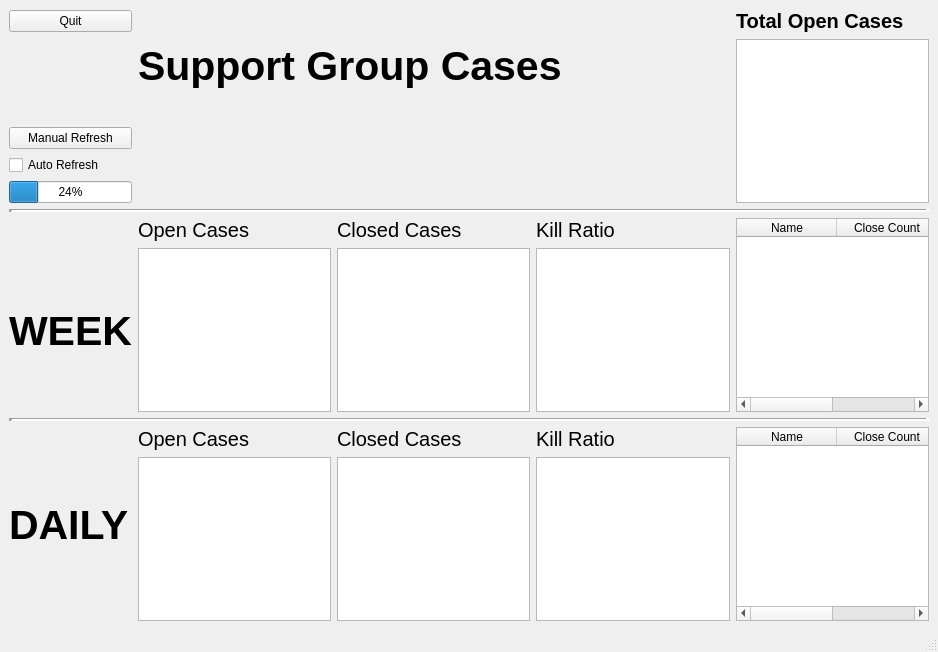
First picture: the form in app_gui.ui, repository apollo1130/Dashboard1_PyQT, before the edit.
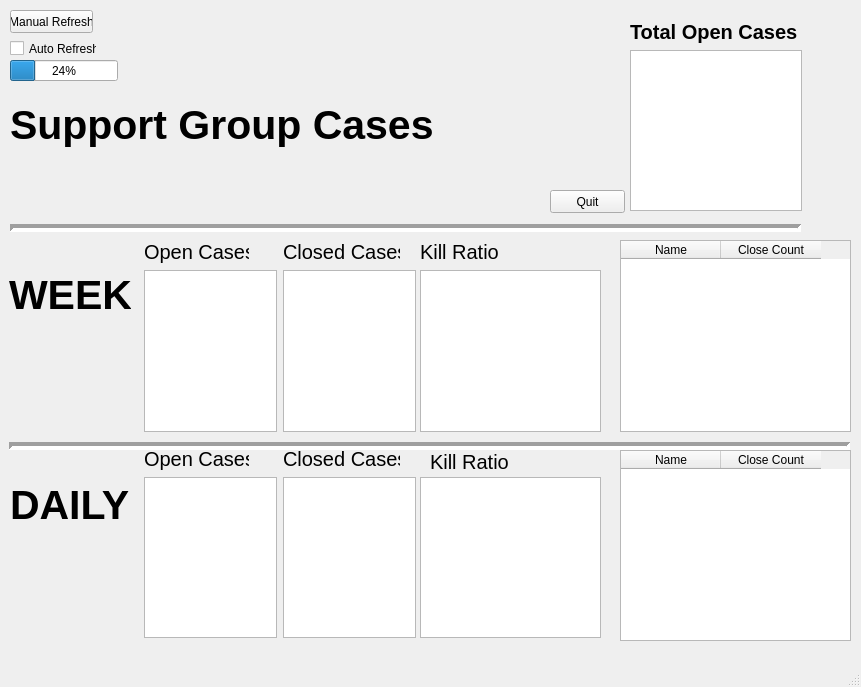
Second picture: the form after the edit.

Commit message:
User stats are written to QT Table Widgets
Both table widgets in the PyQT GUI now fill up
with the user's names and the amount of cases they closed.

It is ordered from most to least.

Next steps are to setup the auto-refresh.

Patch:
```diff
--- a/app_gui.ui
+++ b/app_gui.ui
@@ -6,38 +6,36 @@
    <rect>
     <x>0</x>
     <y>0</y>
-    <width>938</width>
-    <height>652</height>
+    <width>861</width>
+    <height>687</height>
    </rect>
   </property>
   <property name="windowTitle">
    <string>MainWindow</string>
   </property>
   <widget class="QWidget" name="centralwidget">
-   <layout class="QGridLayout" name="gridLayout">
-    <item row="0" column="0">
      <widget class="QPushButton" name="quit_pushButton">
+    <property name="geometry">
+     <rect>
+      <x>550</x>
+      <y>190</y>
+      <width>75</width>
+      <height>23</height>
+     </rect>
+    </property>
       <property name="text">
        <string>Quit</string>
       </property>
      </widget>
-    </item>
-    <item row="0" column="1" rowspan="2" colspan="3">
-     <widget class="QLabel" name="support_group_cases_label">
-      <property name="font">
-       <font>
-        <pointsize>31</pointsize>
-        <weight>75</weight>
-        <bold>true</bold>
-       </font>
-      </property>
-      <property name="text">
-       <string>Support Group Cases</string>
-      </property>
-     </widget>
-    </item>
-    <item row="0" column="4">
      <widget class="QLabel" name="total_open_cases_label">
+    <property name="geometry">
+     <rect>
+      <x>630</x>
+      <y>20</y>
+      <width>172</width>
+      <height>24</height>
+     </rect>
+    </property>
       <property name="font">
        <font>
         <pointsize>15</pointsize>
@@ -49,12 +47,18 @@
        <string>Total Open Cases</string>
       </property>
      </widget>
-    </item>
-    <item row="1" column="4" rowspan="4">
      <widget class="QPlainTextEdit" name="total_open_cases_plainTextEdit">
+    <property name="geometry">
+     <rect>
+      <x>630</x>
+      <y>50</y>
+      <width>172</width>
+      <height>161</height>
+     </rect>
+    </property>
       <property name="font">
        <font>
-        <pointsize>65</pointsize>
+      <pointsize>50</pointsize>
         <weight>75</weight>
         <bold>true</bold>
        </font>
@@ -66,30 +70,15 @@
        <string/>
       </property>
      </widget>
-    </item>
-    <item row="2" column="0">
-     <widget class="QPushButton" name="manual_refresh_pushButton">
-      <property name="text">
-       <string>Manual Refresh</string>
-      </property>
-     </widget>
-    </item>
-    <item row="3" column="0">
-     <widget class="QCheckBox" name="auto_refresh_checkBox">
-      <property name="text">
-       <string>Auto Refresh</string>
-      </property>
-     </widget>
-    </item>
-    <item row="4" column="0">
-     <widget class="QProgressBar" name="auto_refresh_progressBar">
-      <property name="value">
-       <number>24</number>
-      </property>
-     </widget>
-    </item>
-    <item row="5" column="0" colspan="5">
      <widget class="Line" name="line_2">
+    <property name="geometry">
+     <rect>
+      <x>10</x>
+      <y>220</y>
+      <width>791</width>
+      <height>16</height>
+     </rect>
+    </property>
       <property name="font">
        <font>
         <pointsize>12</pointsize>
@@ -104,9 +93,15 @@
        <enum>Qt::Horizontal</enum>
       </property>
      </widget>
-    </item>
-    <item row="6" column="1">
      <widget class="QLabel" name="week_open_cases_label">
+    <property name="geometry">
+     <rect>
+      <x>144</x>
+      <y>240</y>
+      <width>105</width>
+      <height>24</height>
+     </rect>
+    </property>
       <property name="font">
        <font>
         <pointsize>15</pointsize>
@@ -116,9 +111,15 @@
        <string>Open Cases</string>
       </property>
      </widget>
-    </item>
-    <item row="6" column="2">
      <widget class="QLabel" name="week_closed_cases_label">
+    <property name="geometry">
+     <rect>
+      <x>283</x>
+      <y>240</y>
+      <width>117</width>
+      <height>24</height>
+     </rect>
+    </property>
       <property name="font">
        <font>
         <pointsize>15</pointsize>
@@ -128,9 +129,15 @@
        <string>Closed Cases</string>
       </property>
      </widget>
-    </item>
-    <item row="6" column="3">
      <widget class="QLabel" name="week_kill_ratio_label">
+    <property name="geometry">
+     <rect>
+      <x>420</x>
+      <y>240</y>
+      <width>79</width>
+      <height>24</height>
+     </rect>
+    </property>
       <property name="font">
        <font>
         <pointsize>15</pointsize>
@@ -140,9 +147,15 @@
        <string>Kill Ratio</string>
       </property>
      </widget>
-    </item>
-    <item row="6" column="4" rowspan="2">
      <widget class="QTableWidget" name="week_table">
+    <property name="geometry">
+     <rect>
+      <x>620</x>
+      <y>240</y>
+      <width>231</width>
+      <height>192</height>
+     </rect>
+    </property>
       <column>
        <property name="text">
         <string>Name</string>
@@ -154,9 +167,15 @@
        </property>
       </column>
      </widget>
-    </item>
-    <item row="7" column="0">
      <widget class="QLabel" name="week_label">
+    <property name="geometry">
+     <rect>
+      <x>9</x>
+      <y>270</y>
+      <width>122</width>
+      <height>49</height>
+     </rect>
+    </property>
       <property name="font">
        <font>
         <pointsize>31</pointsize>
@@ -168,9 +187,15 @@
        <string>WEEK</string>
       </property>
      </widget>
-    </item>
-    <item row="7" column="1">
      <widget class="QPlainTextEdit" name="week_open_cases_plainTextEdit">
+    <property name="geometry">
+     <rect>
+      <x>144</x>
+      <y>270</y>
+      <width>133</width>
+      <height>162</height>
+     </rect>
+    </property>
       <property name="font">
        <font>
         <pointsize>45</pointsize>
@@ -185,9 +210,15 @@
        <string/>
       </property>
      </widget>
-    </item>
-    <item row="7" column="2">
      <widget class="QPlainTextEdit" name="week_closed_cases_plainTextEdit">
+    <property name="geometry">
+     <rect>
+      <x>283</x>
+      <y>270</y>
+      <width>133</width>
+      <height>162</height>
+     </rect>
+    </property>
       <property name="font">
        <font>
         <pointsize>45</pointsize>
@@ -199,12 +230,18 @@
        <bool>true</bool>
       </property>
      </widget>
-    </item>
-    <item row="7" column="3">
      <widget class="QPlainTextEdit" name="week_kill_ratio_plainTextEdit">
+    <property name="geometry">
+     <rect>
+      <x>420</x>
+      <y>270</y>
+      <width>181</width>
+      <height>162</height>
+     </rect>
+    </property>
       <property name="font">
        <font>
-        <pointsize>45</pointsize>
+      <pointsize>30</pointsize>
         <weight>75</weight>
         <bold>true</bold>
        </font>
@@ -216,9 +253,15 @@
        <string/>
       </property>
      </widget>
-    </item>
-    <item row="8" column="0" colspan="5">
      <widget class="Line" name="line">
+    <property name="geometry">
+     <rect>
+      <x>9</x>
+      <y>438</y>
+      <width>841</width>
+      <height>16</height>
+     </rect>
+    </property>
       <property name="font">
        <font>
         <pointsize>12</pointsize>
@@ -233,9 +276,15 @@
        <enum>Qt::Horizontal</enum>
       </property>
      </widget>
-    </item>
-    <item row="9" column="0" rowspan="2">
      <widget class="QLabel" name="daily_label">
+    <property name="geometry">
+     <rect>
+      <x>10</x>
+      <y>480</y>
+      <width>129</width>
+      <height>49</height>
+     </rect>
+    </property>
       <property name="font">
        <font>
         <pointsize>31</pointsize>
@@ -247,9 +296,15 @@
        <string>DAILY</string>
       </property>
      </widget>
-    </item>
-    <item row="9" column="1">
      <widget class="QLabel" name="daily_open_cases_label">
+    <property name="geometry">
+     <rect>
+      <x>144</x>
+      <y>447</y>
+      <width>105</width>
+      <height>24</height>
+     </rect>
+    </property>
       <property name="font">
        <font>
         <pointsize>15</pointsize>
@@ -259,9 +314,15 @@
        <string>Open Cases</string>
       </property>
      </widget>
-    </item>
-    <item row="9" column="2">
      <widget class="QLabel" name="daily_closed_cases_label">
+    <property name="geometry">
+     <rect>
+      <x>283</x>
+      <y>447</y>
+      <width>117</width>
+      <height>24</height>
+     </rect>
+    </property>
       <property name="font">
        <font>
         <pointsize>15</pointsize>
@@ -271,9 +332,15 @@
        <string>Closed Cases</string>
       </property>
      </widget>
-    </item>
-    <item row="9" column="3">
      <widget class="QLabel" name="daily_kill_ratio_label">
+    <property name="geometry">
+     <rect>
+      <x>430</x>
+      <y>450</y>
+      <width>79</width>
+      <height>24</height>
+     </rect>
+    </property>
       <property name="font">
        <font>
         <pointsize>15</pointsize>
@@ -283,9 +350,15 @@
        <string>Kill Ratio</string>
       </property>
      </widget>
-    </item>
-    <item row="9" column="4" rowspan="2">
-     <widget class="QTableWidget" name="daily_table">
+   <widget class="QTableWidget" name="today_table">
+    <property name="geometry">
+     <rect>
+      <x>620</x>
+      <y>450</y>
+      <width>231</width>
+      <height>191</height>
+     </rect>
+    </property>
       <column>
        <property name="text">
         <string>Name</string>
@@ -297,9 +370,15 @@
        </property>
       </column>
      </widget>
-    </item>
-    <item row="10" column="1">
      <widget class="QPlainTextEdit" name="today_open_cases_plainTextEdit">
+    <property name="geometry">
+     <rect>
+      <x>144</x>
+      <y>477</y>
+      <width>133</width>
+      <height>161</height>
+     </rect>
+    </property>
       <property name="font">
        <font>
         <pointsize>45</pointsize>
@@ -311,9 +390,15 @@
        <bool>true</bool>
       </property>
      </widget>
-    </item>
-    <item row="10" column="2">
      <widget class="QPlainTextEdit" name="today_closed_cases_plainTextEdit">
+    <property name="geometry">
+     <rect>
+      <x>283</x>
+      <y>477</y>
+      <width>133</width>
+      <height>161</height>
+     </rect>
+    </property>
       <property name="font">
        <font>
         <pointsize>45</pointsize>
@@ -325,12 +410,18 @@
        <bool>true</bool>
       </property>
      </widget>
-    </item>
-    <item row="10" column="3">
      <widget class="QPlainTextEdit" name="today_kill_ratio_plainTextEdit">
+    <property name="geometry">
+     <rect>
+      <x>420</x>
+      <y>477</y>
+      <width>181</width>
+      <height>161</height>
+     </rect>
+    </property>
       <property name="font">
        <font>
-        <pointsize>45</pointsize>
+      <pointsize>30</pointsize>
         <weight>75</weight>
         <bold>true</bold>
        </font>
@@ -339,8 +430,65 @@
        <bool>true</bool>
       </property>
      </widget>
-    </item>
-   </layout>
+   <widget class="QPushButton" name="manual_refresh_pushButton">
+    <property name="geometry">
+     <rect>
+      <x>10</x>
+      <y>10</y>
+      <width>83</width>
+      <height>23</height>
+     </rect>
+    </property>
+    <property name="text">
+     <string>Manual Refresh</string>
+    </property>
+   </widget>
+   <widget class="QCheckBox" name="auto_refresh_checkBox">
+    <property name="geometry">
+     <rect>
+      <x>10</x>
+      <y>40</y>
+      <width>87</width>
+      <height>17</height>
+     </rect>
+    </property>
+    <property name="text">
+     <string>Auto Refresh</string>
+    </property>
+   </widget>
+   <widget class="QProgressBar" name="auto_refresh_progressBar">
+    <property name="geometry">
+     <rect>
+      <x>10</x>
+      <y>60</y>
+      <width>108</width>
+      <height>21</height>
+     </rect>
+    </property>
+    <property name="value">
+     <number>24</number>
+    </property>
+   </widget>
+   <widget class="QLabel" name="support_group_cases_label">
+    <property name="geometry">
+     <rect>
+      <x>10</x>
+      <y>100</y>
+      <width>432</width>
+      <height>49</height>
+     </rect>
+    </property>
+    <property name="font">
+     <font>
+      <pointsize>31</pointsize>
+      <weight>75</weight>
+      <bold>true</bold>
+     </font>
+    </property>
+    <property name="text">
+     <string>Support Group Cases</string>
+    </property>
+   </widget>
   </widget>
   <widget class="QMenuBar" name="menubar">
    <property name="geometry">
```
Left out of the diff: 4 changed lines with no effect on the pictures. Lines whose indentation alone changed are shown as unchanged. The commit also changes 1 other file.
